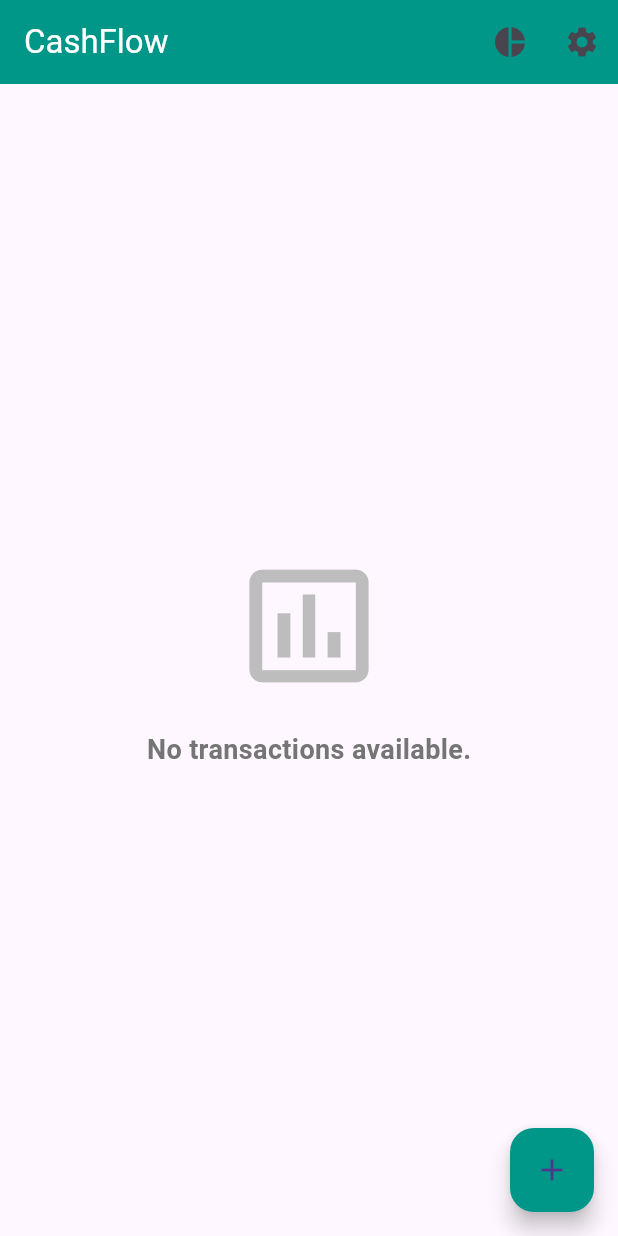
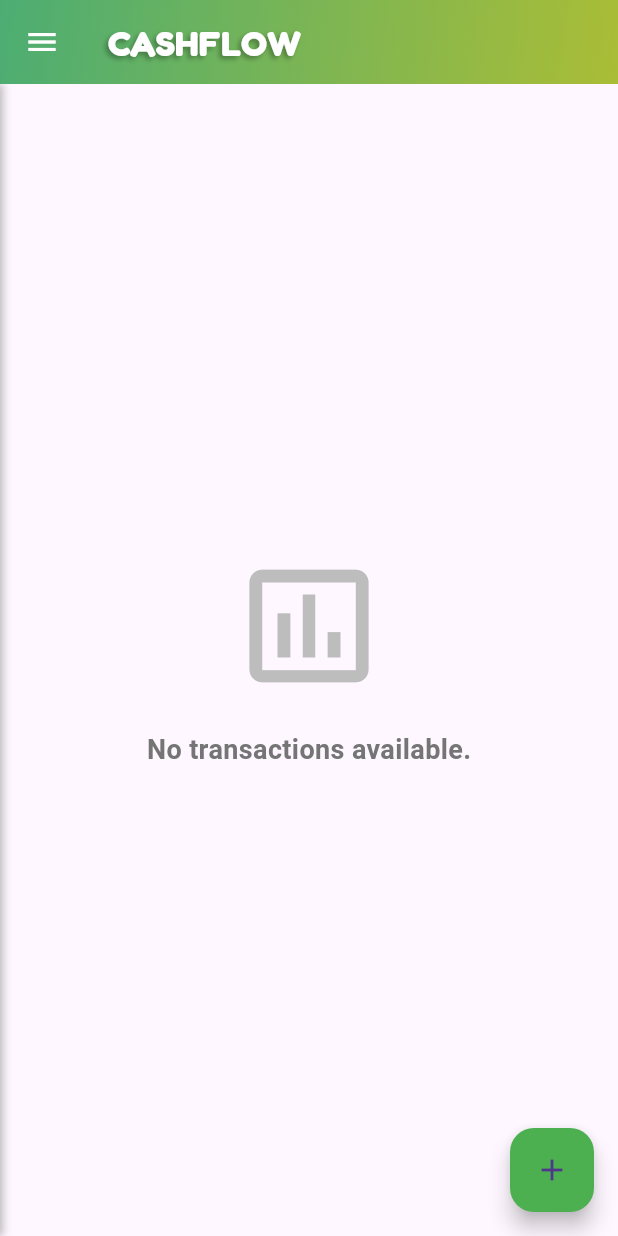
Before and after one commit to HoloDanger/CashFlow, a Flutter app: the screen it shows after launch, on a phone screen of 412 x 824 dp. Run offline on Flutter 3.47's test engine with Material 3 defaults, Android fonts, the phone set to English and light mode, and no system bars; our stand-ins replace flutter_local_notifications, logger, sqflite; accounts and stored records are empty.

Commit message:
Designed home screen

```diff
--- /dev/null
+++ b/lib/models/recurrence_frequency.dart
@@ -0,0 +1,5 @@
+enum RecurrenceFrequency {
+  daily,
+  weekly,
+  monthly,
+}
--- a/lib/screens/home_screen.dart
+++ b/lib/screens/home_screen.dart
@@ -1,8 +1,13 @@
+// Flutter imports
 import 'package:flutter/material.dart';
+
+// Third-party packages
 import 'package:logger/logger.dart';
+import 'package:provider/provider.dart';
+
+// Local imports
+import 'package:money_tracker/providers/transaction_provider.dart';
 import 'package:money_tracker/screens/budget_overview_screen.dart';
-import 'package:provider/provider.dart';
-import 'package:money_tracker/providers/transaction_provider.dart';
 import 'add_transaction_screen.dart';
 import 'settings_screen.dart';
 
@@ -16,6 +21,13 @@ class HomeScreen extends StatefulWidget {
 class HomeScreenState extends State<HomeScreen> {
   final Logger logger = Logger();
   late Future<void> _fetchTransactionsFuture;
+  int _selectedIndex = 0; // For bottom navigation
+  bool _isDrawerOpen = false;
+
+  // Constants
+  static const double drawerWidth = 80.0;
+  static const double iconSize = 28.0;
+  static const double navItemPadding = 16.0;
 
   @override
   void initState() {
@@ -32,36 +44,163 @@ class HomeScreenState extends State<HomeScreen> {
     }
   }
 
+  void _onNavItemTapped(int index) {
+    setState(() {
+      _selectedIndex = index;
+      _isDrawerOpen = false;
+    });
+    switch (index) {
+      case 1:
+        Navigator.push(
+          context,
+          MaterialPageRoute(builder: (context) => const BudgetOverviewScreen()),
+        );
+        break;
+      case 3:
+        Navigator.push(
+          context,
+          MaterialPageRoute(builder: (context) => const SettingsScreen()),
+        );
+        break;
+    }
+  }
+
   @override
   Widget build(BuildContext context) {
     return Scaffold(
       appBar: AppBar(
-        title: const Text('CashFlow', style: TextStyle(color: Colors.white)),
-        backgroundColor: Colors.teal,
-        actions: <Widget>[
-          IconButton(
-            icon: const Icon(Icons.pie_chart),
+        leading: IconButton(
+            icon: const Icon(Icons.menu, color: Colors.white),
+            onPressed: () {
+              setState(() {
+                _isDrawerOpen = !_isDrawerOpen;
+              });
+            }),
+        title: Text(
+          'CASHFLOW',
+          style: TextStyle(
+            color: Colors.white,
+            fontWeight: FontWeight.bold,
+            fontFamily: 'Fredoka',
+            fontSize: 24,
+            fontVariations: <FontVariation>[FontVariation('wght', 700)],
+            shadows: <Shadow>[
+              Shadow(
+                offset: Offset(-2.0, 2.0), // Position of the shadow
+                blurRadius: 4.0, // Blur radius
+                color:
+                    Colors.black.withOpacity(0.3), // Shadow color and opacity
+              ),
+            ],
+          ),
+        ),
+        flexibleSpace: Container(
+          decoration: const BoxDecoration(
+            gradient: LinearGradient(
+              colors: [Color(0xFF4CAD73), Color(0xFFAABD36)],
+              begin: Alignment.topLeft,
+              end: Alignment.bottomRight,
+            ),
+          ),
+        ),
+        iconTheme: const IconThemeData(color: Colors.white),
+      ),
+      body: Stack(
+        children: [
+          // Main Content
+          _buildContent(_selectedIndex),
+
+          // Animated Side Navigation
+          AnimatedPositioned(
+            duration: const Duration(milliseconds: 200),
+            left: _isDrawerOpen ? 0 : -drawerWidth,
+            top: 0,
+            bottom: 0,
+            child: Container(
+              width: drawerWidth,
+              decoration: const BoxDecoration(
+                gradient: LinearGradient(
+                  begin: Alignment.topCenter,
+                  end: Alignment.bottomCenter,
+                  colors: [
+                    Color(0xFF4CAD73),
+                    Color(0xFFAABD36),
+                  ],
+                ),
+                boxShadow: [
+                  BoxShadow(
+                    color: Colors.black26,
+                    blurRadius: 4,
+                    offset: Offset(2, 0),
+                  ),
+                ],
+              ),
+              child: Column(
+                children: [
+                  const SizedBox(height: 20),
+                  _buildNavItem(Icons.home, 0, 'Home'),
+                  _buildNavItem(Icons.money, 1, 'Budget'),
+                  _buildNavItem(Icons.show_chart, 2, 'Reports'),
+                  _buildNavItem(Icons.settings, 3, 'Settings'),
+                ],
+              ),
+            ),
+          ),
+
+          // Overlay when drawer is open
+          if (_isDrawerOpen)
+            Positioned.fill(
+              child: GestureDetector(
+                onTap: () {
+                  setState(() {
+                    _isDrawerOpen = false;
+                  });
+                },
+                child: Container(),
+              ),
+            ),
+        ],
+      ),
+      floatingActionButton: FloatingActionButton(
+        backgroundColor: Color(0xFF4CAF50),
+        child: const Icon(Icons.add),
         onPressed: () {
           Navigator.of(context).push(
             MaterialPageRoute(
-                  builder: (context) => const BudgetOverviewScreen(),
+              builder: (context) => const AddTransactionScreen(),
             ),
           );
         },
       ),
-          IconButton(
-            icon: const Icon(Icons.settings),
-            onPressed: () {
-              Navigator.of(context).push(
-                MaterialPageRoute(
-                  builder: (context) => const SettingsScreen(),
+    );
+  }
+
+  Widget _buildNavItem(IconData icon, int index, String label) {
+    return Padding(
+      padding: const EdgeInsets.symmetric(vertical: navItemPadding),
+      child: IconButton(
+        icon: Icon(
+          icon,
+          color: _selectedIndex == index ? Colors.white : Colors.white70,
+          size: iconSize,
+        ),
+        onPressed: () => _onNavItemTapped(index),
       ),
     );
-            },
-          ),
-        ],
-      ),
-      body: FutureBuilder(
+  }
+
+  Widget _buildContent(int index) {
+    return switch (index) {
+      0 => buildTransactionList(context),
+      1 => const BudgetOverviewScreen(),
+      2 => const Center(child: Text("Reports Page")),
+      3 => const SettingsScreen(),
+      _ => const Center(child: Text("Select an option")),
+    };
+  }
+
+  Widget buildTransactionList(BuildContext context) {
+    return FutureBuilder(
       future: _fetchTransactionsFuture,
       builder: (ctx, snapshot) {
         if (snapshot.connectionState == ConnectionState.waiting) {
@@ -187,26 +326,26 @@ class HomeScreenState extends State<HomeScreen> {
           );
         }
       },
-      ),
-      floatingActionButton: FloatingActionButton(
-        backgroundColor: Colors.teal,
-        child: const Icon(Icons.add),
-        onPressed: () {
-          Navigator.of(context).push(
-            MaterialPageRoute(
-              builder: (context) => const AddTransactionScreen(),
-            ),
-          );
-        },
-      ),
     );
   }
 
   void _deleteTransaction(BuildContext context, String transactionId) {
     final transactionProvider =
         Provider.of<TransactionProvider>(context, listen: false);
-    transactionProvider.deleteTransaction(transactionId).catchError((error) {
+    final scaffoldMessenger = ScaffoldMessenger.of(context);
+
+    transactionProvider
+        .deleteTransaction(transactionId, context)
+        .catchError((error) {
       logger.e('Error deleting transaction: $error');
+      if (mounted) {
+        scaffoldMessenger.showSnackBar(
+          SnackBar(
+            content: Text('Error deleting transaction: $error'),
+            backgroundColor: Colors.red,
+          ),
+        );
+      }
     });
   }
 }
--- a/lib/services/recurring_transaction_service.dart
+++ b/lib/services/recurring_transaction_service.dart
@@ -1,4 +1,5 @@
 import 'dart:async';
+import 'package:money_tracker/models/recurrence_frequency.dart';
 import 'package:money_tracker/models/transaction.dart';
 import 'package:money_tracker/services/database_service.dart';
 
--- /dev/null
+++ b/lib/utils/custom_exceptions.dart
@@ -0,0 +1,14 @@
+class DatabaseException implements Exception {
+  final String message;
+  DatabaseException(this.message);
+}
+
+class NetworkException implements Exception {
+  final String message;
+  NetworkException(this.message);
+}
+
+class TransactionNotFoundException implements Exception {
+  final String message;
+  TransactionNotFoundException(this.message);
+}
```
Also changed, not shown: lib/models/transaction.dart (+1 -6 lines), lib/providers/transaction_provider.dart (+97 -10 lines), lib/screens/add_transaction_screen.dart (+19 -7 lines), lib/services/database_service.dart (+22 -3 lines), pubspec.yaml (+4 -6 lines), fonts/FREDOKA-VARIABLEFONT_WDTH,WGHT.TTF (added), 2 other files. Lines whose indentation alone changed are shown as unchanged.
